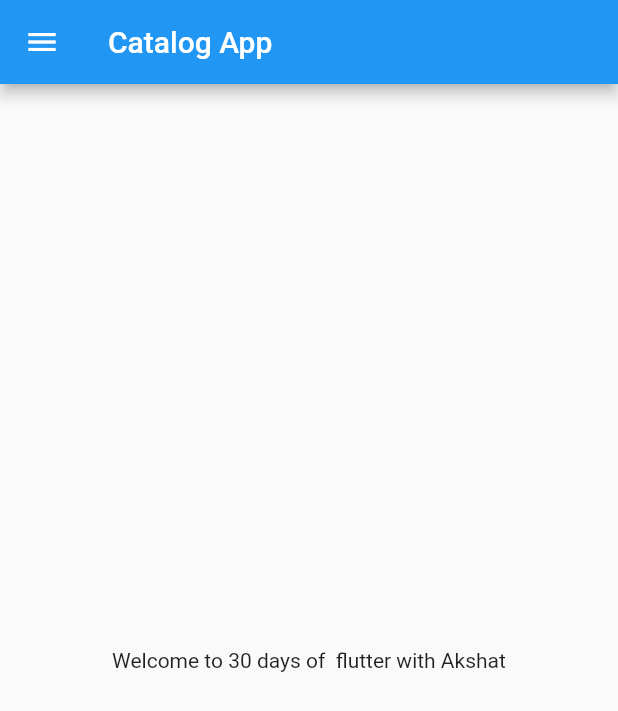
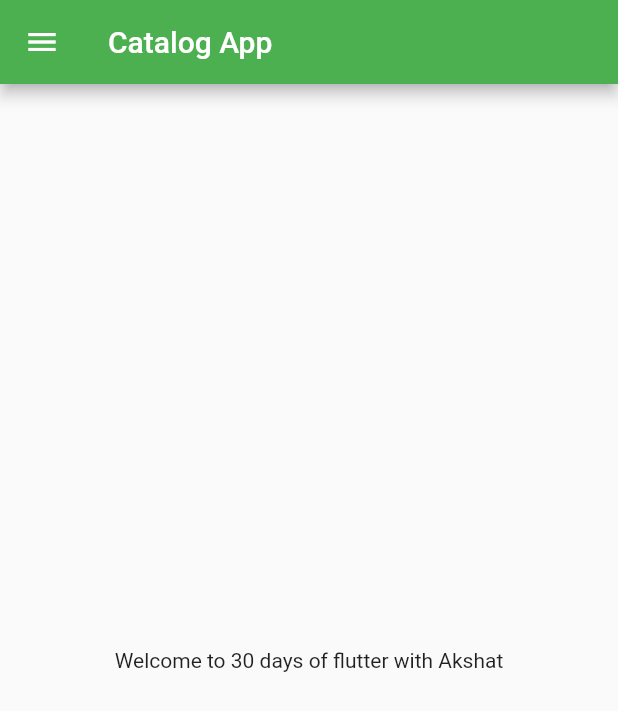
Before and after one commit to Akshat-sGit/flutter_application_1, a Flutter app: the screen it shows after launch, on a phone screen of 412 x 824 dp. Shown: the top 711 px of the screen. Run offline on Flutter 3.47's test engine with Material 2 defaults, Android fonts, the phone set to English and light mode, and no system bars.

Commit message:
day 3 completed

```diff
--- a/lib/home_page.dart
+++ b/lib/Pages/home_page.dart
@@ -1,18 +1,18 @@
 import 'package:flutter/material.dart';
 
-
 class Homepage extends StatelessWidget {
-    int days = 30;
-    String name = "Akshat";
+  int days = 30;
+  String str = "Catalog App";
+  String name = "Akshat";
   @override
   Widget build(BuildContext context) {
     return Scaffold(
       appBar: AppBar(
-        title: Text("Catalog App"),
+        title: Text(str),
       ),
       body: Center(
-                child: Container(
-                  child: Text("Welcome to $days days of  flutter with $name"),
+        child: Container(
+          child: Text("Welcome to $days days of flutter with $name"),
         ),
       ),
       drawer: Drawer(),
--- a/lib/main.dart
+++ b/lib/main.dart
@@ -1,8 +1,9 @@
 import 'package:flutter/material.dart';
-import 'package:flutter_application_1/home_page.dart';
+import 'package:flutter_application_1/Pages/home_page.dart';
+import 'package:flutter_application_1/Pages/login_page.dart';
 
 void main() {
-  runApp(MyApp());
+  runApp(const MyApp());
 }
 
 class MyApp extends StatelessWidget {
@@ -10,15 +11,20 @@ class MyApp extends StatelessWidget {
 
   @override
   Widget build(BuildContext context) {
-
     // double pi = 3.14;
     // bool isMale = true;
-
-    // var youName = "yourMom";
     // const pi = 3.14;
-
     return MaterialApp(
-      home: Homepage(),
+      themeMode: ThemeMode.dark,
+      theme: ThemeData(primarySwatch: Colors.deepPurple),
+      darkTheme: ThemeData(
+        primarySwatch: Colors.green,
+      ),
+      initialRoute: "/home",
+      routes: {
+        "/":(context) => LoginPage(),
+        "/home": ((context) => Homepage()),
+      },
     );
   }
 }
```
Also changed, not shown: lib/Pages/login_page.dart (added, +20 -0 lines).
